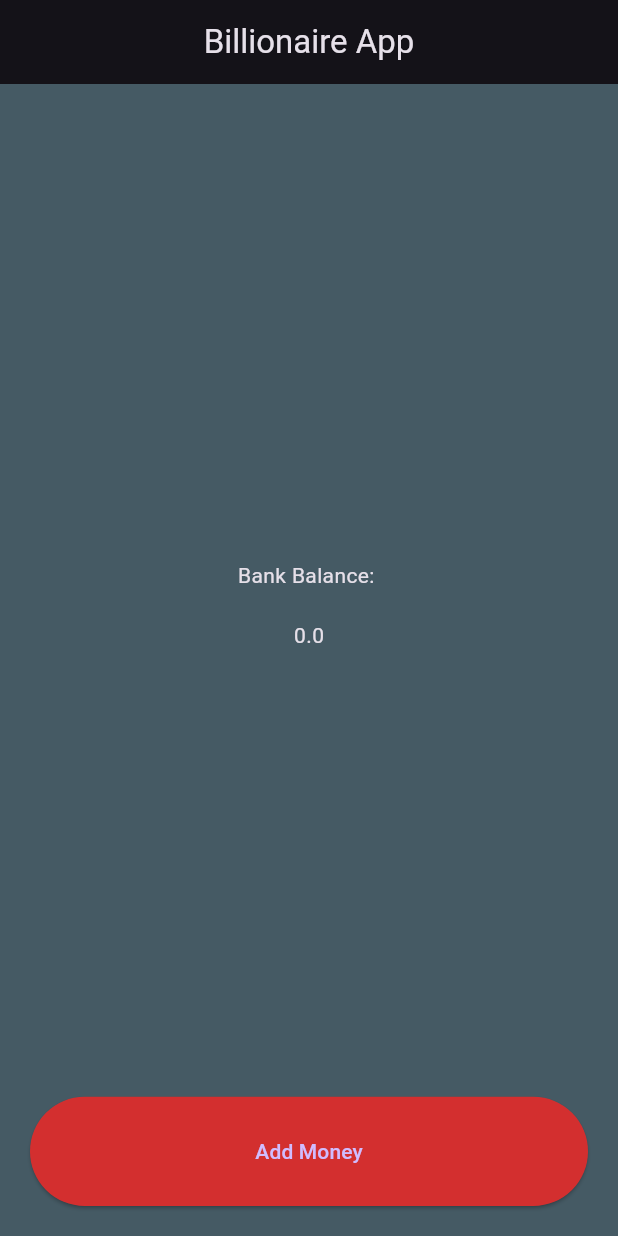
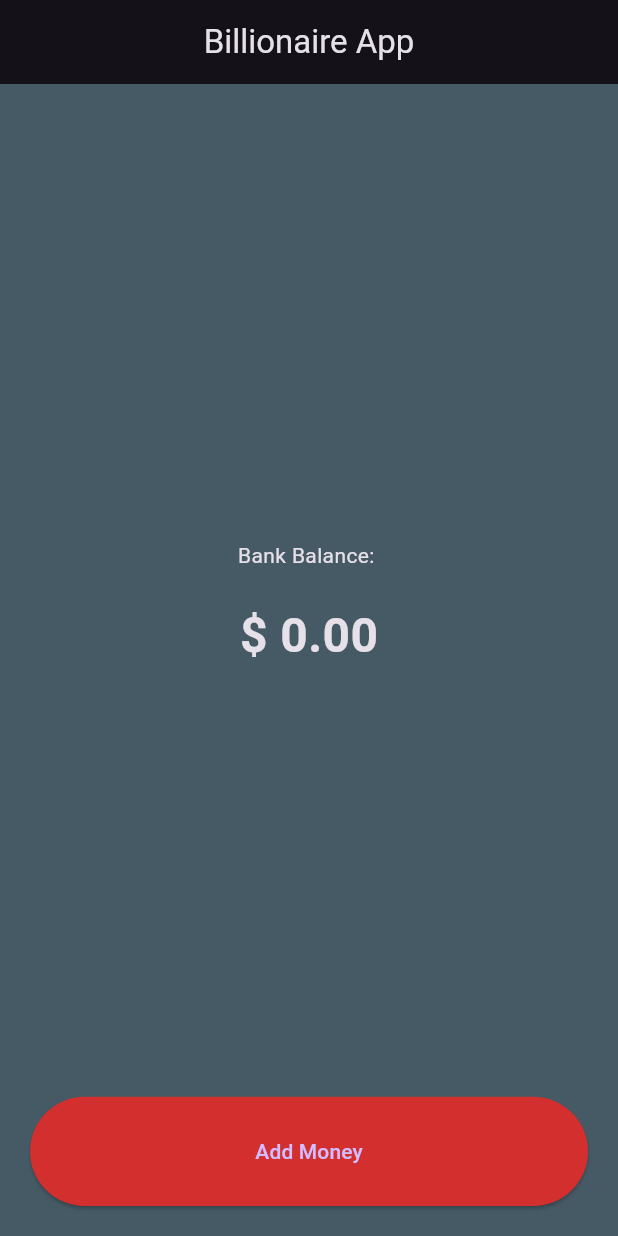
Before and after one commit to asvpxvivien/billionnaire_app, a Flutter app: the screen it shows after launch, on a phone screen of 412 x 824 dp. Run offline on Flutter 3.47's test engine with Material 3 defaults, Android fonts, the phone set to English and light mode, and no system bars; our stand-ins replace shared_preferences.

Commit message:
Final update BillionaireApp

```diff
--- /dev/null
+++ b/lib/balance_view.dart
@@ -0,0 +1,25 @@
+import 'package:flutter/material.dart';
+import 'package:intl/intl.dart';
+
+class BalanceView extends StatelessWidget {
+  double balance;
+  BalanceView({super.key, required this.balance});
+
+  @override
+  Widget build(BuildContext context) {
+    return Expanded(
+      flex: 9,
+      child: Column(
+        mainAxisAlignment: MainAxisAlignment.center,
+        children: [
+          Text('Bank Balance: '),
+          SizedBox(height: 20),
+          Text(
+            '\$ ${NumberFormat.simpleCurrency(name: '').format(balance)}',
+            style: TextStyle(fontSize: 32, fontWeight: FontWeight.bold),
+          ),
+        ],
+      ),
+    );
+  }
+}
--- a/lib/main.dart
+++ b/lib/main.dart
@@ -1,4 +1,5 @@
 import 'package:billionnaire_app/add_money_button.dart';
+import 'package:billionnaire_app/balance_view.dart';
 import 'package:flutter/material.dart';
 import 'package:shared_preferences/shared_preferences.dart';
 
@@ -55,17 +56,7 @@ class _MyAppState extends State<MyApp> {
           child: Column(
             mainAxisAlignment: MainAxisAlignment.spaceBetween,
             children: [
-              Expanded(
-                flex: 9,
-                child: Column(
-                  mainAxisAlignment: MainAxisAlignment.center,
-                  children: [
-                    Text('Bank Balance: '),
-                    SizedBox(height: 20),
-                    Text('$balance'),
-                  ],
-                ),
-              ),
+              BalanceView(balance: balance),
               AddMoneyButton(addMoneyFunction: addMoney),
             ],
           ),
--- a/pubspec.yaml
+++ b/pubspec.yaml
@@ -35,6 +35,7 @@ dependencies:
   # Use with the CupertinoIcons class for iOS style icons.
   cupertino_icons: ^1.0.8
   shared_preferences: ^2.5.3
+  intl: ^0.20.2
 
 dev_dependencies:
   flutter_test:
```
Also changed, not shown: pubspec.lock, 18 other files.
